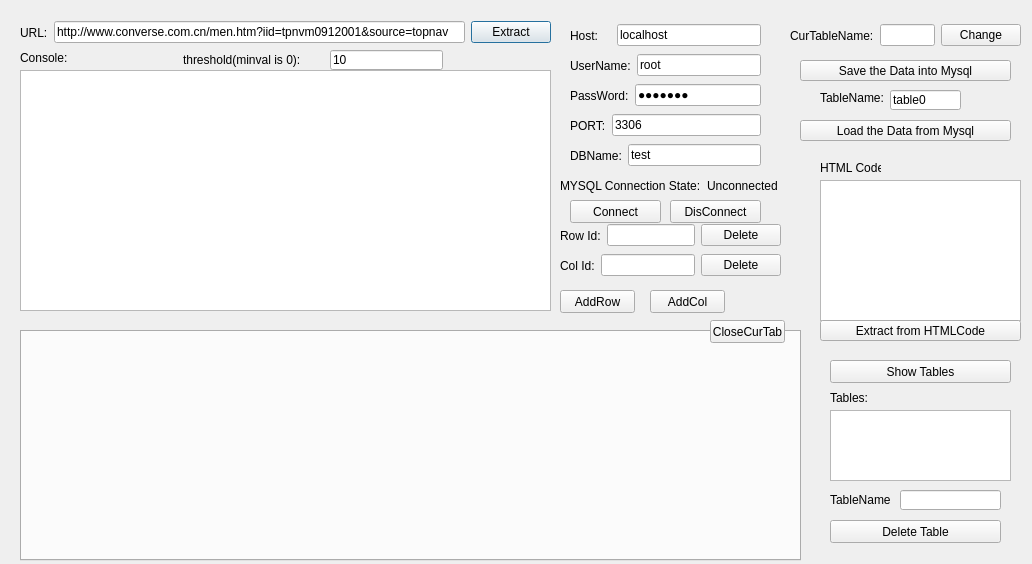
Qt form MainWindow.ui (WebCatch/WebCatch-PythonVersion-) before a commit.
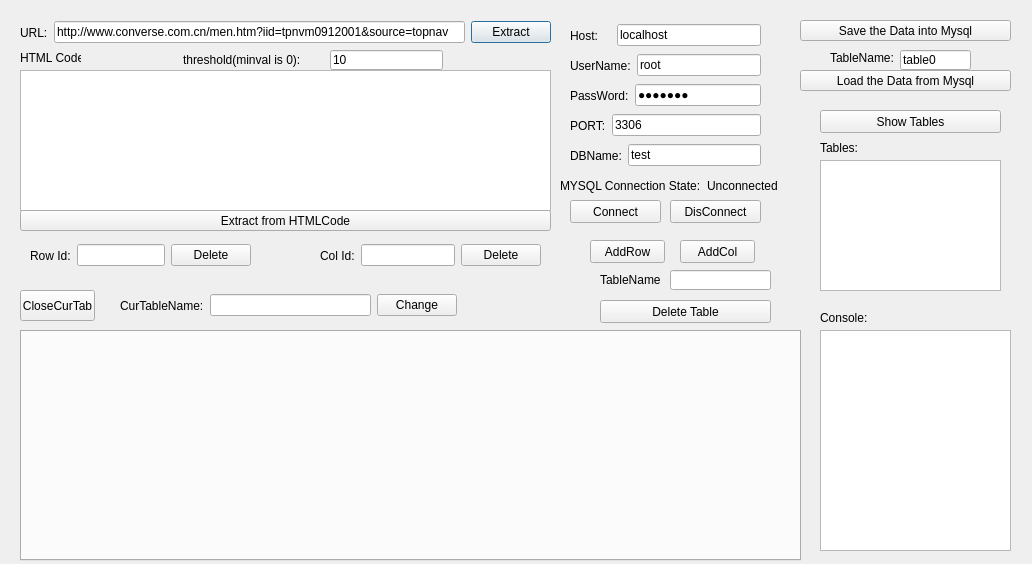
The same form after that commit. Icons and pictures are not drawn.

Patch:
```diff
--- a/MainWindow.ui
+++ b/MainWindow.ui
@@ -53,10 +53,10 @@
   <widget class="QTextEdit" name="teExctData">
    <property name="geometry">
     <rect>
-     <x>20</x>
-     <y>70</y>
-     <width>531</width>
-     <height>241</height>
+     <x>820</x>
+     <y>330</y>
+     <width>191</width>
+     <height>221</height>
     </rect>
    </property>
   </widget>
@@ -217,7 +217,7 @@
    <property name="geometry">
     <rect>
      <x>800</x>
-     <y>60</y>
+     <y>20</y>
      <width>211</width>
      <height>21</height>
     </rect>
@@ -255,8 +255,8 @@
   <widget class="QLabel" name="label_10">
    <property name="geometry">
     <rect>
-     <x>20</x>
-     <y>50</y>
+     <x>820</x>
+     <y>310</y>
      <width>111</width>
      <height>16</height>
     </rect>
@@ -268,8 +268,8 @@
   <widget class="QLineEdit" name="leTablename">
    <property name="geometry">
     <rect>
-     <x>890</x>
-     <y>90</y>
+     <x>900</x>
+     <y>50</y>
      <width>71</width>
      <height>20</height>
     </rect>
@@ -281,8 +281,8 @@
   <widget class="QLabel" name="label_11">
    <property name="geometry">
     <rect>
-     <x>820</x>
-     <y>90</y>
+     <x>830</x>
+     <y>50</y>
      <width>71</width>
      <height>16</height>
     </rect>
@@ -307,8 +307,8 @@
   <widget class="QWidget" name="horizontalLayoutWidget_8">
    <property name="geometry">
     <rect>
-     <x>560</x>
-     <y>220</y>
+     <x>30</x>
+     <y>240</y>
      <width>221</width>
      <height>31</height>
     </rect>
@@ -336,8 +336,8 @@
   <widget class="QWidget" name="horizontalLayoutWidget_9">
    <property name="geometry">
     <rect>
-     <x>560</x>
-     <y>250</y>
+     <x>320</x>
+     <y>240</y>
      <width>221</width>
      <height>31</height>
     </rect>
@@ -365,8 +365,8 @@
   <widget class="QPushButton" name="pushButton_2">
    <property name="geometry">
     <rect>
-     <x>560</x>
-     <y>290</y>
+     <x>590</x>
+     <y>240</y>
      <width>75</width>
      <height>23</height>
     </rect>
@@ -378,8 +378,8 @@
   <widget class="QPushButton" name="pushButton_3">
    <property name="geometry">
     <rect>
-     <x>650</x>
-     <y>290</y>
+     <x>680</x>
+     <y>240</y>
      <width>75</width>
      <height>23</height>
     </rect>
@@ -392,7 +392,7 @@
    <property name="geometry">
     <rect>
      <x>800</x>
-     <y>120</y>
+     <y>70</y>
      <width>211</width>
      <height>21</height>
     </rect>
@@ -404,9 +404,9 @@
   <widget class="QTextEdit" name="teHTMLCode">
    <property name="geometry">
     <rect>
-     <x>820</x>
-     <y>180</y>
-     <width>201</width>
+     <x>20</x>
+     <y>70</y>
+     <width>531</width>
      <height>141</height>
     </rect>
    </property>
@@ -414,8 +414,8 @@
   <widget class="QLabel" name="label_15">
    <property name="geometry">
     <rect>
-     <x>820</x>
-     <y>160</y>
+     <x>20</x>
+     <y>50</y>
      <width>61</width>
      <height>16</height>
     </rect>
@@ -427,9 +427,9 @@
   <widget class="QPushButton" name="btnExtfromCode">
    <property name="geometry">
     <rect>
-     <x>820</x>
-     <y>320</y>
-     <width>201</width>
+     <x>20</x>
+     <y>210</y>
+     <width>531</width>
      <height>21</height>
     </rect>
    </property>
@@ -479,9 +479,9 @@
   <widget class="QWidget" name="horizontalLayoutWidget_10">
    <property name="geometry">
     <rect>
-     <x>790</x>
-     <y>20</y>
-     <width>231</width>
+     <x>120</x>
+     <y>290</y>
+     <width>337</width>
      <height>31</height>
     </rect>
    </property>
@@ -508,10 +508,10 @@
   <widget class="QPushButton" name="btnCloseCurTab">
    <property name="geometry">
     <rect>
-     <x>710</x>
-     <y>320</y>
+     <x>20</x>
+     <y>290</y>
      <width>75</width>
-     <height>23</height>
+     <height>31</height>
     </rect>
    </property>
    <property name="text">
@@ -521,8 +521,8 @@
   <widget class="QPushButton" name="btnShowTables">
    <property name="geometry">
     <rect>
-     <x>830</x>
-     <y>360</y>
+     <x>820</x>
+     <y>110</y>
      <width>181</width>
      <height>23</height>
     </rect>
@@ -534,18 +534,18 @@
   <widget class="QTextEdit" name="teTables">
    <property name="geometry">
     <rect>
-     <x>830</x>
-     <y>410</y>
+     <x>820</x>
+     <y>160</y>
      <width>181</width>
-     <height>71</height>
+     <height>131</height>
     </rect>
    </property>
   </widget>
   <widget class="QLabel" name="label_18">
    <property name="geometry">
     <rect>
-     <x>830</x>
-     <y>390</y>
+     <x>820</x>
+     <y>140</y>
      <width>61</width>
      <height>16</height>
     </rect>
@@ -557,8 +557,8 @@
   <widget class="QLineEdit" name="leDTableName">
    <property name="geometry">
     <rect>
-     <x>900</x>
-     <y>490</y>
+     <x>670</x>
+     <y>270</y>
      <width>101</width>
      <height>20</height>
     </rect>
@@ -567,8 +567,8 @@
   <widget class="QLabel" name="label_13">
    <property name="geometry">
     <rect>
-     <x>830</x>
-     <y>490</y>
+     <x>600</x>
+     <y>270</y>
      <width>61</width>
      <height>20</height>
     </rect>
@@ -580,8 +580,8 @@
   <widget class="QPushButton" name="btnDeleteTable">
    <property name="geometry">
     <rect>
-     <x>830</x>
-     <y>520</y>
+     <x>600</x>
+     <y>300</y>
      <width>171</width>
      <height>23</height>
     </rect>
```
